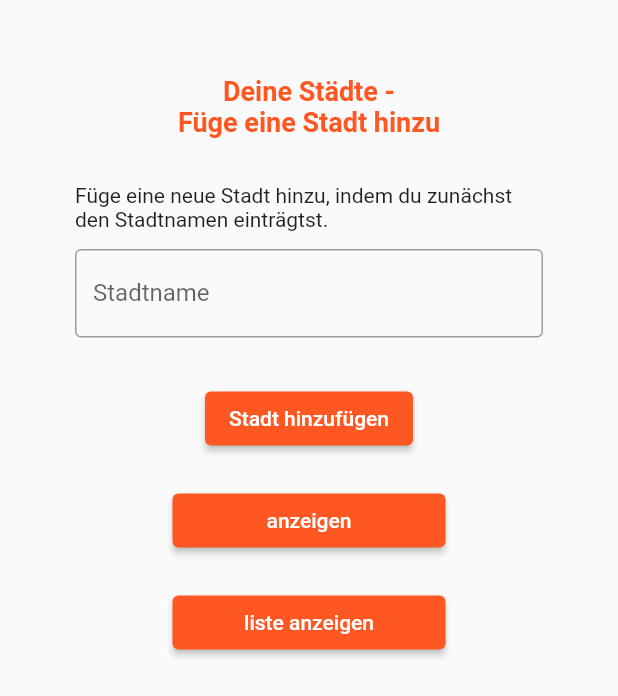
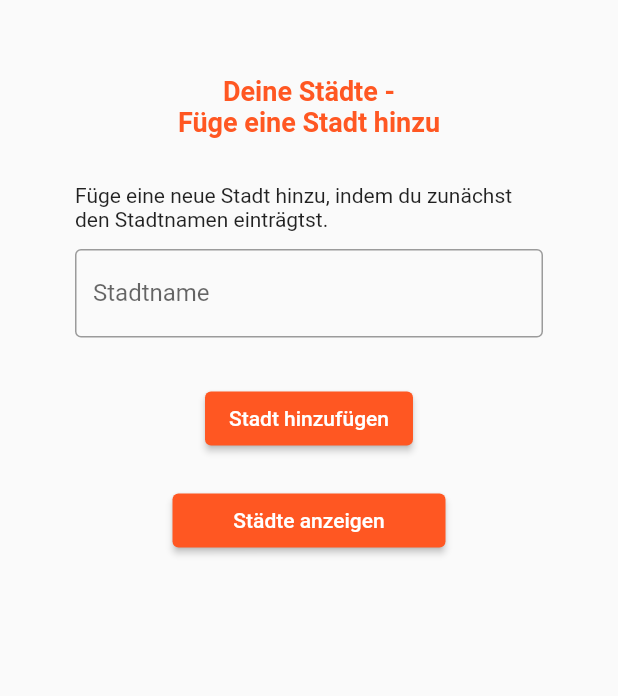
Before and after one commit to domenicYR/was_hat_deine_stadt_app, a Flutter app: the Formular screen opened directly, on a phone screen of 412 x 824 dp. Shown: the top 696 px of the screen. Run offline on Flutter 3.47's test engine with Material 2 defaults, Android fonts, the phone set to English and light mode, and no system bars; our stand-ins replace sqflite; accounts and stored records are empty.

Commit message:
design bearbeitet

```diff
--- a/lib/screens/add_city_screen.dart
+++ b/lib/screens/add_city_screen.dart
@@ -67,8 +67,6 @@ class _FormularState extends State<Formular> {
 
                   SizedBox(height: 12),
 
-                  //*******************************************************************************************************
-
                   TextFormField(
                     decoration: InputDecoration(
                       labelText: 'Stadtname',
@@ -92,25 +90,6 @@ class _FormularState extends State<Formular> {
                     ),
                   ),
 
-                  //*******************************************************************************************************
-
-                  SizedBox(height: 20),
-
-                  ElevatedButton(
-                    onPressed: () {
-                      DataModel.cdb.alleStaedte();
-                    },
-                    child: Container(
-                      width: 150,
-                      height: 35,
-                      child: Center(child: Text("anzeigen")),
-                    ),
-                    style: ButtonStyle(
-                      backgroundColor:
-                          MaterialStateProperty.all<Color>(Colors.deepOrange),
-                    ),
-                  ),
-
                   SizedBox(height: 20),
 
                   ElevatedButton(
@@ -121,7 +100,7 @@ class _FormularState extends State<Formular> {
                     child: Container(
                       width: 150,
                       height: 35,
-                      child: Center(child: Text("liste anzeigen")),
+                      child: Center(child: Text("Städte anzeigen")),
                     ),
                     style: ButtonStyle(
                       backgroundColor:
```
Also changed, not shown: lib/screens/city_list_screen.dart (+2 -13 lines), lib/screens/erleben_screen.dart (+21 -7 lines), lib/screens/test_screen.dart (added, +16 -0 lines).
